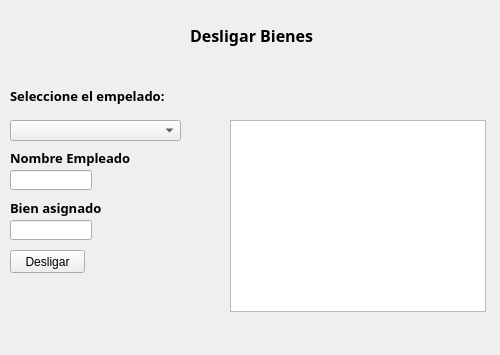
rvqzs/tresPatitos, file src/052_desligar_bienes.ui: the form before one commit.
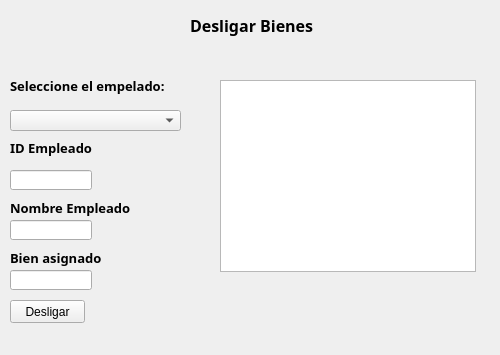
The form after the commit.

```diff
--- a/src/052_desligar_bienes.ui
+++ b/src/052_desligar_bienes.ui
@@ -13,53 +13,11 @@
   <property name="windowTitle">
    <string>Desligar Bienes</string>
   </property>
-  <widget class="QLabel" name="label">
-   <property name="geometry">
-    <rect>
-     <x>190</x>
-     <y>20</y>
-     <width>161</width>
-     <height>31</height>
-    </rect>
-   </property>
-   <property name="font">
-    <font>
-     <family>Perpetua Titling MT</family>
-     <pointsize>12</pointsize>
-     <weight>75</weight>
-     <bold>true</bold>
-    </font>
-   </property>
-   <property name="text">
-    <string>Desligar Bienes</string>
-   </property>
-  </widget>
-  <widget class="QLabel" name="label_2">
-   <property name="geometry">
-    <rect>
-     <x>10</x>
-     <y>80</y>
-     <width>181</width>
-     <height>31</height>
-    </rect>
-   </property>
-   <property name="font">
-    <font>
-     <family>Segoe UI Variable Text Semibold</family>
-     <pointsize>10</pointsize>
-     <weight>75</weight>
-     <bold>true</bold>
-    </font>
-   </property>
-   <property name="text">
-    <string>Seleccione el empelado:</string>
-   </property>
-  </widget>
   <widget class="QComboBox" name="cbxEmpleados">
    <property name="geometry">
     <rect>
      <x>10</x>
-     <y>120</y>
+     <y>110</y>
      <width>171</width>
      <height>21</height>
     </rect>
@@ -77,21 +35,11 @@
     <string>Seleccione</string>
    </property>
   </widget>
-  <widget class="QTableView" name="tableView">
-   <property name="geometry">
-    <rect>
-     <x>230</x>
-     <y>120</y>
-     <width>256</width>
-     <height>192</height>
-    </rect>
-   </property>
-  </widget>
-  <widget class="QPushButton" name="pushButton">
+  <widget class="QPushButton" name="btnDesligar">
    <property name="geometry">
     <rect>
      <x>10</x>
-     <y>250</y>
+     <y>300</y>
      <width>75</width>
      <height>23</height>
     </rect>
@@ -100,11 +48,79 @@
     <string>Desligar</string>
    </property>
   </widget>
+  <widget class="QLineEdit" name="txtBienAsignado">
+   <property name="geometry">
+    <rect>
+     <x>10</x>
+     <y>270</y>
+     <width>82</width>
+     <height>20</height>
+    </rect>
+   </property>
+  </widget>
+  <widget class="QTableWidget" name="tblDesligar">
+   <property name="geometry">
+    <rect>
+     <x>220</x>
+     <y>80</y>
+     <width>256</width>
+     <height>192</height>
+    </rect>
+   </property>
+   <property name="editTriggers">
+    <set>QAbstractItemView::NoEditTriggers</set>
+   </property>
+   <property name="selectionBehavior">
+    <enum>QAbstractItemView::SelectRows</enum>
+   </property>
+  </widget>
+  <widget class="QLabel" name="label_4">
+   <property name="geometry">
+    <rect>
+     <x>10</x>
+     <y>250</y>
+     <width>121</width>
+     <height>16</height>
+    </rect>
+   </property>
+   <property name="font">
+    <font>
+     <family>Segoe UI Variable Text Semibold</family>
+     <pointsize>10</pointsize>
+     <weight>75</weight>
+     <bold>true</bold>
+    </font>
+   </property>
+   <property name="text">
+    <string>Bien asignado</string>
+   </property>
+  </widget>
+  <widget class="QLabel" name="label">
+   <property name="geometry">
+    <rect>
+     <x>190</x>
+     <y>10</y>
+     <width>161</width>
+     <height>31</height>
+    </rect>
+   </property>
+   <property name="font">
+    <font>
+     <family>Perpetua Titling MT</family>
+     <pointsize>12</pointsize>
+     <weight>75</weight>
+     <bold>true</bold>
+    </font>
+   </property>
+   <property name="text">
+    <string>Desligar Bienes</string>
+   </property>
+  </widget>
   <widget class="QLabel" name="label_3">
    <property name="geometry">
     <rect>
      <x>10</x>
-     <y>150</y>
+     <y>200</y>
      <width>121</width>
      <height>16</height>
     </rect>
@@ -125,43 +141,64 @@
    <property name="geometry">
     <rect>
      <x>10</x>
-     <y>170</y>
-     <width>82</width>
-     <height>20</height>
-    </rect>
-   </property>
-  </widget>
-  <widget class="QLabel" name="label_4">
-   <property name="geometry">
-    <rect>
-     <x>10</x>
-     <y>200</y>
-     <width>121</width>
-     <height>16</height>
-    </rect>
-   </property>
-   <property name="font">
-    <font>
-     <family>Segoe UI Variable Text Semibold</family>
-     <pointsize>10</pointsize>
-     <weight>75</weight>
-     <bold>true</bold>
-    </font>
-   </property>
-   <property name="text">
-    <string>Bien asignado</string>
-   </property>
-  </widget>
-  <widget class="QLineEdit" name="txtBienAsignado">
-   <property name="geometry">
-    <rect>
-     <x>10</x>
      <y>220</y>
      <width>82</width>
      <height>20</height>
     </rect>
    </property>
   </widget>
+  <widget class="QLabel" name="label_2">
+   <property name="geometry">
+    <rect>
+     <x>10</x>
+     <y>70</y>
+     <width>181</width>
+     <height>31</height>
+    </rect>
+   </property>
+   <property name="font">
+    <font>
+     <family>Segoe UI Variable Text Semibold</family>
+     <pointsize>10</pointsize>
+     <weight>75</weight>
+     <bold>true</bold>
+    </font>
+   </property>
+   <property name="text">
+    <string>Seleccione el empelado:</string>
+   </property>
+  </widget>
+  <widget class="QLineEdit" name="txtCedula">
+   <property name="geometry">
+    <rect>
+     <x>10</x>
+     <y>170</y>
+     <width>82</width>
+     <height>20</height>
+    </rect>
+   </property>
+  </widget>
+  <widget class="QLabel" name="lblID">
+   <property name="geometry">
+    <rect>
+     <x>10</x>
+     <y>140</y>
+     <width>121</width>
+     <height>16</height>
+    </rect>
+   </property>
+   <property name="font">
+    <font>
+     <family>Segoe UI Variable Text Semibold</family>
+     <pointsize>10</pointsize>
+     <weight>75</weight>
+     <bold>true</bold>
+    </font>
+   </property>
+   <property name="text">
+    <string>ID Empleado</string>
+   </property>
+  </widget>
  </widget>
  <resources/>
  <connections/>
```
